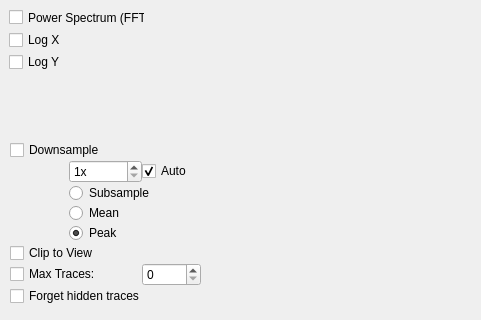
matheusfillipe/Topografia, file PyQtGraph/graphicsItems/PlotItem/plotConfigTemplate.ui: the form before one commit; both pictures show x 0 to 481 and y 0 to 320 of the 481 by 840 pixel window.
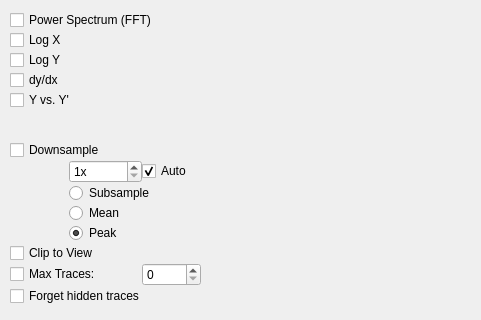
The form after the commit.

Patch:
```diff
--- a/PyQtGraph/graphicsItems/PlotItem/plotConfigTemplate.ui
+++ b/PyQtGraph/graphicsItems/PlotItem/plotConfigTemplate.ui
@@ -11,7 +11,7 @@
    </rect>
   </property>
   <property name="windowTitle">
-   <string>Form</string>
+   <string>PyQtGraph</string>
   </property>
   <widget class="QGroupBox" name="averageGroup">
    <property name="geometry">
@@ -192,17 +192,23 @@
   <widget class="QFrame" name="transformGroup">
    <property name="geometry">
     <rect>
-     <x>0</x>
-     <y>0</y>
-     <width>154</width>
-     <height>79</height>
+     <x>10</x>
+     <y>10</y>
+     <width>171</width>
+     <height>101</height>
     </rect>
    </property>
    <layout class="QGridLayout" name="gridLayout">
-    <item row="0" column="0">
-     <widget class="QCheckBox" name="fftCheck">
+    <property name="margin">
+     <number>0</number>
+    </property>
+    <property name="spacing">
+     <number>0</number>
+    </property>
+    <item row="2" column="0">
+     <widget class="QCheckBox" name="logYCheck">
       <property name="text">
-       <string>Power Spectrum (FFT)</string>
+       <string>Log Y</string>
       </property>
      </widget>
     </item>
@@ -213,10 +219,24 @@
       </property>
      </widget>
     </item>
-    <item row="2" column="0">
-     <widget class="QCheckBox" name="logYCheck">
+    <item row="0" column="0">
+     <widget class="QCheckBox" name="fftCheck">
       <property name="text">
-       <string>Log Y</string>
+       <string>Power Spectrum (FFT)</string>
+      </property>
+     </widget>
+    </item>
+    <item row="3" column="0">
+     <widget class="QCheckBox" name="derivativeCheck">
+      <property name="text">
+       <string>dy/dx</string>
+      </property>
+     </widget>
+    </item>
+    <item row="4" column="0">
+     <widget class="QCheckBox" name="phasemapCheck">
+      <property name="text">
+       <string>Y vs. Y'</string>
       </property>
      </widget>
     </item>
```
